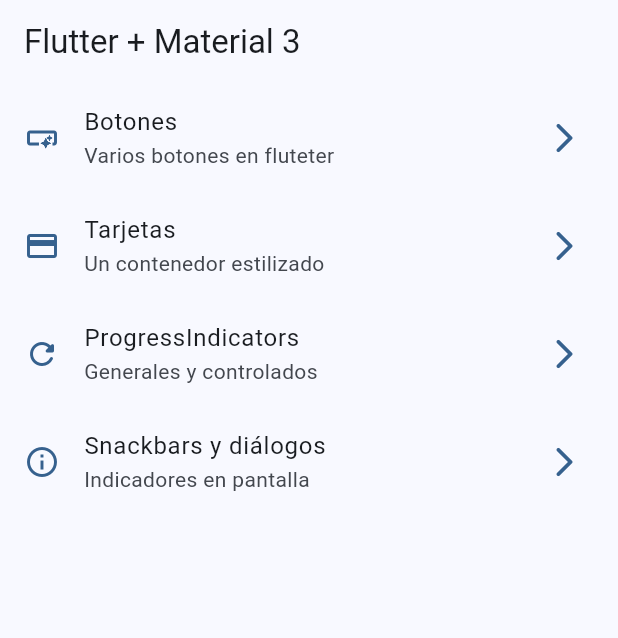
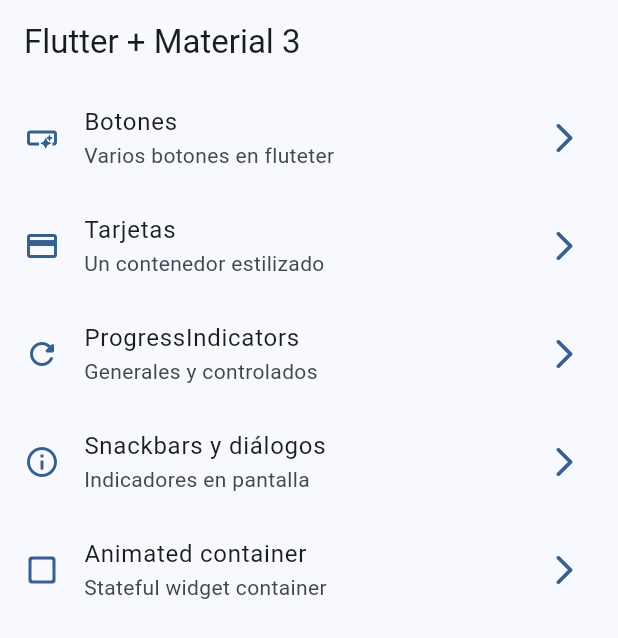
Before and after one commit to diegoquartino/widgets_app, a Flutter app: the screen it shows after launch, on a phone screen of 412 x 824 dp. Shown: the top 638 px of the screen. Run offline on Flutter 3.47's test engine with Material 2 defaults, Android fonts, the phone set to English and light mode, and no system bars; our stand-ins replace go_router.

Commit message:
Animated container terminado

```diff
--- a/lib/config/router/app_router.dart
+++ b/lib/config/router/app_router.dart
@@ -29,5 +29,10 @@ final appRouter = GoRouter(
       path: '/snackbars',
       builder: (context, state) => const SnackbarScreen(),
     ),
+    GoRoute(
+      name: AnimatedScreen.name,
+      path: '/animated',
+      builder: (context, state) => const AnimatedScreen(),
+    ),
   ],
 );
--- a/lib/config/theme/menu/menu/menu_item.dart
+++ b/lib/config/theme/menu/menu/menu_item.dart
@@ -38,4 +38,10 @@ const appMenuItems = <MenuItem>[
     link: '/snackbars',
     icon: Icons.info_outline,
   ),
+  MenuItem(
+    title: 'Animated container',
+    subTitle: 'Stateful widget container',
+    link: '/animated',
+    icon: Icons.check_box_outline_blank_rounded,
+  ),
 ];
```
Also changed, not shown: lib/presentation/screens/animated/animated_screens.dart (+48 -4 lines).
